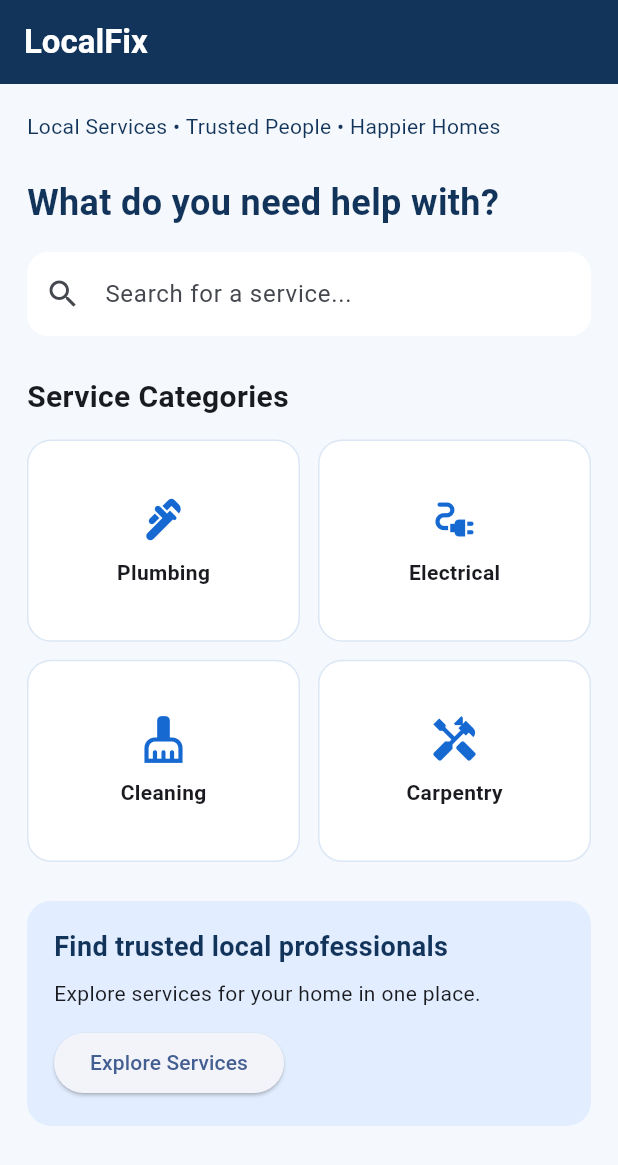
After one commit to Ilqha/LocalFix, a Flutter app: the screen it shows after launch, on a phone screen of 412 x 824 dp. The commit adds this screen. Shown: the top 1165 px of the screen. Run offline on Flutter 3.47's test engine with Material 3 defaults, Android fonts, the phone set to English and light mode, and no system bars.

Commit message:
Add LocalFix home screen and navigation

```diff
--- /dev/null
+++ b/lib/home_screen.dart
@@ -0,0 +1,164 @@
+
+import 'package:flutter/material.dart';
+import 'service_listing_screen.dart';
+
+class HomeScreen extends StatelessWidget {
+  const HomeScreen({super.key});
+
+  @override
+  Widget build(BuildContext context) {
+    final categories = [
+      {'name': 'Plumbing', 'icon': Icons.plumbing},
+      {'name': 'Electrical', 'icon': Icons.electrical_services},
+      {'name': 'Cleaning', 'icon': Icons.cleaning_services},
+      {'name': 'Carpentry', 'icon': Icons.handyman},
+    ];
+
+    return Scaffold(
+      backgroundColor: const Color(0xFFF5F8FC),
+      appBar: AppBar(
+        backgroundColor: const Color(0xFF12345A),
+        foregroundColor: Colors.white,
+        title: const Text(
+          'LocalFix',
+          style: TextStyle(fontWeight: FontWeight.bold),
+        ),
+      ),
+      body: SafeArea(
+        child: SingleChildScrollView(
+          padding: const EdgeInsets.all(18),
+          child: Column(
+            crossAxisAlignment: CrossAxisAlignment.start,
+            children: [
+              const Text(
+                'Local Services • Trusted People • Happier Homes',
+                style: TextStyle(
+                  color: Color(0xFF12345A),
+                  fontSize: 14,
+                ),
+              ),
+              const SizedBox(height: 24),
+              const Text(
+                'What do you need help with?',
+                style: TextStyle(
+                  fontSize: 24,
+                  fontWeight: FontWeight.bold,
+                  color: Color(0xFF12345A),
+                ),
+              ),
+              const SizedBox(height: 16),
+              TextField(
+                onSubmitted: (_) => _openListing(context),
+                decoration: InputDecoration(
+                  hintText: 'Search for a service...',
+                  prefixIcon: const Icon(Icons.search),
+                  filled: true,
+                  fillColor: Colors.white,
+                  border: OutlineInputBorder(
+                    borderRadius: BorderRadius.circular(14),
+                    borderSide: BorderSide.none,
+                  ),
+                ),
+              ),
+              const SizedBox(height: 26),
+              const Text(
+                'Service Categories',
+                style: TextStyle(
+                  fontSize: 20,
+                  fontWeight: FontWeight.bold,
+                ),
+              ),
+              const SizedBox(height: 14),
+              GridView.builder(
+                shrinkWrap: true,
+                physics: const NeverScrollableScrollPhysics(),
+                itemCount: categories.length,
+                gridDelegate:
+                    const SliverGridDelegateWithFixedCrossAxisCount(
+                  crossAxisCount: 2,
+                  crossAxisSpacing: 12,
+                  mainAxisSpacing: 12,
+                  childAspectRatio: 1.35,
+                ),
+                itemBuilder: (context, index) {
+                  final category = categories[index];
+
+                  return InkWell(
+                    borderRadius: BorderRadius.circular(16),
+                    onTap: () => _openListing(context),
+                    child: Container(
+                      decoration: BoxDecoration(
+                        color: Colors.white,
+                        borderRadius: BorderRadius.circular(16),
+                        border: Border.all(
+                          color: const Color(0xFFDCE7F5),
+                        ),
+                      ),
+                      child: Column(
+                        mainAxisAlignment: MainAxisAlignment.center,
+                        children: [
+                          Icon(
+                            category['icon'] as IconData,
+                            size: 34,
+                            color: const Color(0xFF1769D2),
+                          ),
+                          const SizedBox(height: 8),
+                          Text(
+                            category['name'] as String,
+                            style: const TextStyle(
+                              fontWeight: FontWeight.w600,
+                            ),
+                          ),
+                        ],
+                      ),
+                    ),
+                  );
+                },
+              ),
+              const SizedBox(height: 26),
+              Container(
+                width: double.infinity,
+                padding: const EdgeInsets.all(18),
+                decoration: BoxDecoration(
+                  color: const Color(0xFFE2EEFF),
+                  borderRadius: BorderRadius.circular(16),
+                ),
+                child: Column(
+                  crossAxisAlignment: CrossAxisAlignment.start,
+                  children: [
+                    const Text(
+                      'Find trusted local professionals',
+                      style: TextStyle(
+                        fontSize: 18,
+                        fontWeight: FontWeight.bold,
+                        color: Color(0xFF12345A),
+                      ),
+                    ),
+                    const SizedBox(height: 8),
+                    const Text(
+                      'Explore services for your home in one place.',
+                    ),
+                    const SizedBox(height: 12),
+                    ElevatedButton(
+                      onPressed: () => _openListing(context),
+                      child: const Text('Explore Services'),
+                    ),
+                  ],
+                ),
+              ),
+            ],
+          ),
+        ),
+      ),
+    );
+  }
+
+  void _openListing(BuildContext context) {
+    Navigator.push(
+      context,
+      MaterialPageRoute(
+        builder: (_) => const ServiceListingScreen(),
+      ),
+    );
+  }
+}
--- a/lib/main.dart
+++ b/lib/main.dart
@@ -1,6 +1,6 @@
 
 import 'package:flutter/material.dart';
-import 'service_listing_screen.dart';
+import 'home_screen.dart';
 
 void main() {
   runApp(const MyApp());
@@ -16,11 +16,11 @@ class MyApp extends StatelessWidget {
       title: 'LocalFix',
       theme: ThemeData(
         colorScheme: ColorScheme.fromSeed(
-          seedColor: Colors.blue,
+          seedColor: const Color(0xFF1769D2),
         ),
         useMaterial3: true,
       ),
-      home: const ServiceListingScreen(),
+      home: const HomeScreen(),
     );
   }
 }
```
